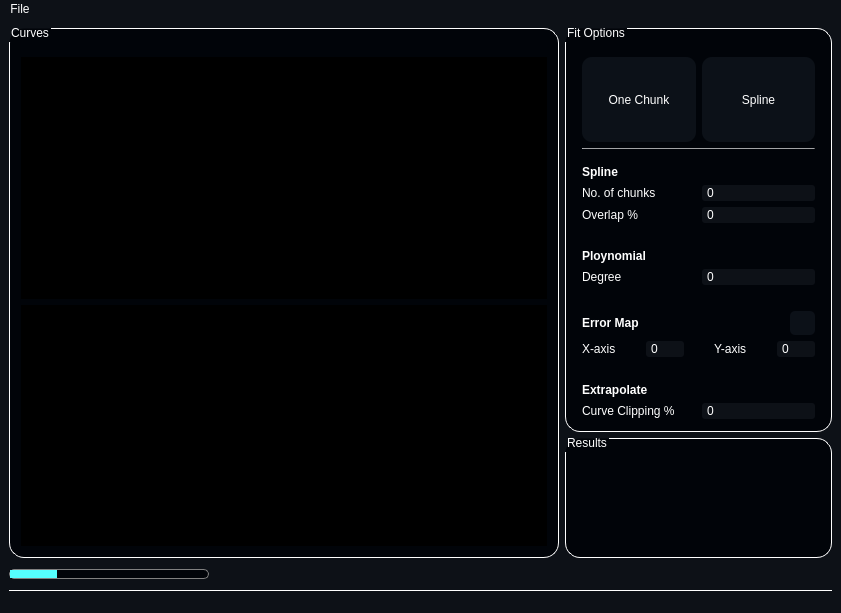
This is resources/curvefittingwindow.ui in Abdullahsaeed10/Curve_Fitter as Qt 5 draws it before an edit. The edited form follows.
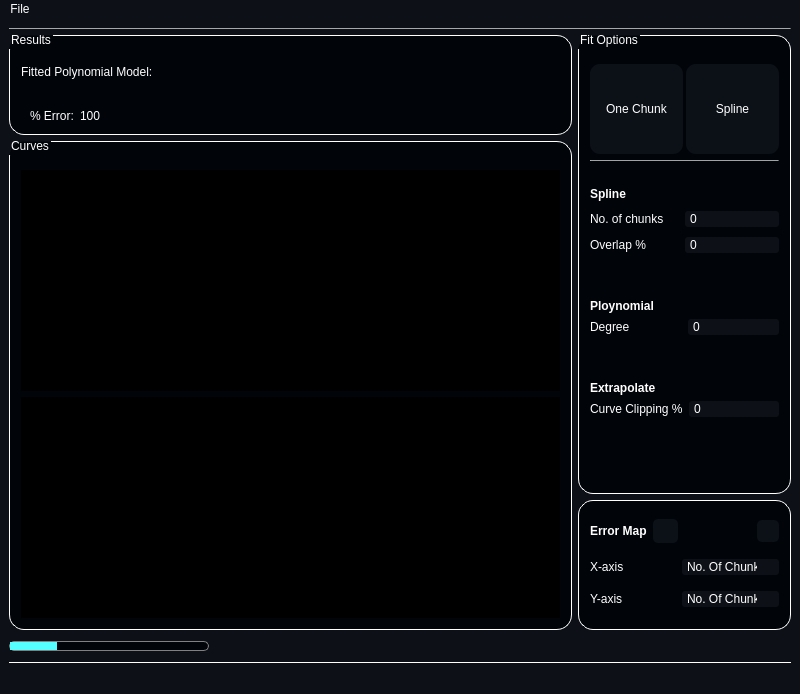
This is the edited form. Icons and pictures are not drawn. Custom widgets are drawn as their Qt base class.

Patch:
```diff
--- a/resources/curvefittingwindow.ui
+++ b/resources/curvefittingwindow.ui
@@ -7,7 +7,7 @@
     <x>0</x>
     <y>0</y>
     <width>800</width>
-    <height>613</height>
+    <height>694</height>
    </rect>
   </property>
   <property name="windowTitle">
@@ -18,11 +18,52 @@
 background-color: rgb(13, 17, 23);</string>
   </property>
   <widget class="QWidget" name="centralwidget">
-   <layout class="QGridLayout" name="gridLayout">
-    <property name="bottomMargin">
-     <number>0</number>
-    </property>
+   <layout class="QGridLayout" name="gridLayout_5">
     <item row="2" column="0">
+     <layout class="QHBoxLayout" name="horizontalLayout_14">
+      <item>
+       <widget class="QProgressBar" name="progressBar">
+        <property name="maximumSize">
+         <size>
+          <width>200</width>
+          <height>10</height>
+         </size>
+        </property>
+        <property name="styleSheet">
+         <string notr="true">QProgressBar:horizontal {
+border: 1px solid gray;
+border-radius: 5px;
+background: #010409;
+}
+QProgressBar::chunk:horizontal {
+border-radius: 5px;
+background: rgb(85, 255, 255);
+}</string>
+        </property>
+        <property name="value">
+         <number>24</number>
+        </property>
+        <property name="textVisible">
+         <bool>false</bool>
+        </property>
+       </widget>
+      </item>
+      <item>
+       <spacer name="horizontalSpacer_7">
+        <property name="orientation">
+         <enum>Qt::Horizontal</enum>
+        </property>
+        <property name="sizeHint" stdset="0">
+         <size>
+          <width>40</width>
+          <height>20</height>
+         </size>
+        </property>
+       </spacer>
+      </item>
+     </layout>
+    </item>
+    <item row="3" column="0">
      <widget class="Line" name="line_2">
       <property name="maximumSize">
        <size>
@@ -38,13 +79,215 @@
       </property>
      </widget>
     </item>
-    <item row="0" column="0">
+    <item row="1" column="0">
      <layout class="QHBoxLayout" name="horizontalLayout">
       <item>
+       <layout class="QVBoxLayout" name="verticalLayout">
+        <item>
+         <widget class="QGroupBox" name="groupBox">
+          <property name="minimumSize">
+           <size>
+            <width>563</width>
+            <height>0</height>
+           </size>
+          </property>
+          <property name="maximumSize">
+           <size>
+            <width>16777215</width>
+            <height>100</height>
+           </size>
+          </property>
+          <property name="styleSheet">
+           <string notr="true">QGroupBox {
+background-color: rgb(1, 4, 9);
+border: 1.2px solid #ffffff;
+border-style: outset;
+border-radius: 15px;
+}
+QGroupBox::title  {
+    subcontrol-origin: margin;
+    subcontrol-position: top left;
+    padding: -5px 0px 0px 0px;
+    color: rgb(255, 255, 255);
+}</string>
+          </property>
+          <property name="title">
+           <string>Results</string>
+          </property>
+          <layout class="QGridLayout" name="gridLayout_4">
+           <item row="0" column="0">
+            <layout class="QVBoxLayout" name="verticalLayout_4">
+             <property name="spacing">
+              <number>0</number>
+             </property>
+             <item>
+              <widget class="QLabel" name="label">
+               <property name="maximumSize">
+                <size>
+                 <width>16777215</width>
+                 <height>15</height>
+                </size>
+               </property>
+               <property name="styleSheet">
+                <string notr="true">background-color: transparent;</string>
+               </property>
+               <property name="text">
+                <string>Fitted Polynomial Model:</string>
+               </property>
+              </widget>
+             </item>
+             <item>
+              <layout class="QHBoxLayout" name="horizontalLayout_16">
+               <item>
+                <widget class="QWidget" name="widget" native="true">
+                 <property name="styleSheet">
+                  <string notr="true">background-color: transparent;</string>
+                 </property>
+                 <layout class="QVBoxLayout" name="latex_box">
+                  <property name="topMargin">
+                   <number>0</number>
+                  </property>
+                  <property name="bottomMargin">
+                   <number>0</number>
+                  </property>
+                 </layout>
+                </widget>
+               </item>
+               <item>
+                <widget class="QSpinBox" name="polynomial_equation_spinBox">
+                 <property name="sizePolicy">
+                  <sizepolicy hsizetype="Minimum" vsizetype="Minimum">
+                   <horstretch>0</horstretch>
+                   <verstretch>0</verstretch>
+                  </sizepolicy>
+                 </property>
+                 <property name="maximumSize">
+                  <size>
+                   <width>20</width>
+                   <height>16777215</height>
+                  </size>
+                 </property>
+                 <property name="styleSheet">
+                  <string notr="true">QSpinBox {
+	padding-left: 3;
+	border-radius: 3px;	
+	color: transparent;
+	background-color: transparent;
+	selection-background-color: transparent;
+}
+
+QSpinBox::up-button {
+    subcontrol-origin: border;
+    subcontrol-position: top right; /* position at the top right corner */
+
+    width: 16px; /* 16 + 2*1px border-width = 15px padding + 3px parent border */
+    border-width: 1px;
+}
+
+QSpinBox::up-button:hover {
+   background-color: rgba(255, 255, 255, 50);
+}
+
+QSpinBox::up-arrow {
+    image: url(:/newPrefix/Arrowhead-Top-256.png);
+    width: 6px;
+    height: 6px;
+}
+
+QSpinBox::down-button {
+    subcontrol-origin: border;
+    subcontrol-position: bottom right; /* position at bottom right corner */
+
+    width: 16px;
+    border-width: 1px;
+    border-top-width: 0;
+}
+
+QSpinBox::down-button:hover {
+	background-color: rgba(255, 255, 255, 50);
+}
+
+QSpinBox::down-arrow {
+    image: url(:/newPrefix/Arrowhead-nottop-256.png);
+    width: 6px;
+    height: 6px;
+}</string>
+                 </property>
+                 <property name="maximum">
+                  <number>9</number>
+                 </property>
+                </widget>
+               </item>
+              </layout>
+             </item>
+            </layout>
+           </item>
+           <item row="1" column="0">
+            <widget class="QWidget" name="widget" native="true">
+             <property name="maximumSize">
+              <size>
+               <width>16777215</width>
+               <height>15</height>
+              </size>
+             </property>
+             <property name="styleSheet">
+              <string notr="true">background-color: transparent;</string>
+             </property>
+             <layout class="QHBoxLayout" name="horizontalLayout_23">
+              <property name="topMargin">
+               <number>0</number>
+              </property>
+              <property name="bottomMargin">
+               <number>0</number>
+              </property>
+              <item>
+               <layout class="QHBoxLayout" name="horizontalLayout_22">
+                <item>
+                 <widget class="QLabel" name="label_2">
+                  <property name="styleSheet">
+                   <string notr="true">background-color: transparent;</string>
+                  </property>
+                  <property name="text">
+                   <string>% Error:</string>
+                  </property>
+                 </widget>
+                </item>
+                <item>
+                 <widget class="QLabel" name="percentage_error_label">
+                  <property name="styleSheet">
+                   <string notr="true">background-color: transparent;</string>
+                  </property>
+                  <property name="text">
+                   <string>100</string>
+                  </property>
+                 </widget>
+                </item>
+               </layout>
+              </item>
+              <item>
+               <spacer name="horizontalSpacer_3">
+                <property name="orientation">
+                 <enum>Qt::Horizontal</enum>
+                </property>
+                <property name="sizeHint" stdset="0">
+                 <size>
+                  <width>40</width>
+                  <height>20</height>
+                 </size>
+                </property>
+               </spacer>
+              </item>
+             </layout>
+            </widget>
+           </item>
+          </layout>
+         </widget>
+        </item>
+        <item>
        <widget class="QGroupBox" name="groupBox_2">
         <property name="minimumSize">
          <size>
-          <width>550</width>
+            <width>563</width>
           <height>0</height>
          </size>
         </property>
@@ -87,20 +330,16 @@
         </layout>
        </widget>
       </item>
+       </layout>
+      </item>
       <item>
-       <layout class="QVBoxLayout" name="verticalLayout">
+       <layout class="QVBoxLayout" name="verticalLayout_10">
         <item>
          <widget class="QGroupBox" name="groupBox_3">
-          <property name="minimumSize">
-           <size>
-            <width>0</width>
-            <height>400</height>
-           </size>
-          </property>
           <property name="maximumSize">
            <size>
             <width>300</width>
-            <height>450</height>
+            <height>500</height>
            </size>
           </property>
           <property name="styleSheet">
@@ -120,28 +359,20 @@
           <property name="title">
            <string>Fit Options</string>
           </property>
-          <layout class="QGridLayout" name="gridLayout_2">
-           <property name="bottomMargin">
-            <number>0</number>
+          <layout class="QVBoxLayout" name="verticalLayout_9">
+           <property name="spacing">
+            <number>26</number>
            </property>
-           <item row="0" column="0">
-            <layout class="QVBoxLayout" name="verticalLayout_5">
-             <property name="leftMargin">
-              <number>5</number>
+           <item>
+            <layout class="QVBoxLayout" name="verticalLayout_2">
+             <property name="spacing">
+              <number>6</number>
              </property>
-             <property name="topMargin">
-              <number>0</number>
-             </property>
-             <property name="rightMargin">
-              <number>5</number>
-             </property>
-             <property name="bottomMargin">
-              <number>0</number>
-             </property>
              <item>
-              <layout class="QVBoxLayout" name="verticalLayout_4">
-               <item>
-                <layout class="QHBoxLayout" name="horizontalLayout_4">
+              <layout class="QHBoxLayout" name="horizontalLayout_2">
+               <property name="spacing">
+                <number>3</number>
+               </property>
                  <item>
                   <widget class="QToolButton" name="chunk_button">
                    <property name="sizePolicy">
@@ -152,8 +383,8 @@
                    </property>
                    <property name="minimumSize">
                     <size>
-                     <width>85</width>
-                     <height>85</height>
+                   <width>0</width>
+                   <height>90</height>
                     </size>
                    </property>
                    <property name="styleSheet">
@@ -204,8 +435,8 @@
                    </property>
                    <property name="minimumSize">
                     <size>
-                     <width>85</width>
-                     <height>85</height>
+                   <width>0</width>
+                   <height>90</height>
                     </size>
                    </property>
                    <property name="styleSheet">
@@ -266,25 +497,12 @@
                </item>
               </layout>
              </item>
-             <item>
-              <spacer name="horizontalSpacer_8">
-               <property name="orientation">
-                <enum>Qt::Horizontal</enum>
-               </property>
-               <property name="sizeHint" stdset="0">
-                <size>
-                 <width>40</width>
-                 <height>10</height>
-                </size>
-               </property>
-              </spacer>
-             </item>
              <item>
               <widget class="QWidget" name="spline_options_widget" native="true">
                <property name="styleSheet">
                 <string notr="true">background-color: transparent;</string>
                </property>
-               <layout class="QVBoxLayout" name="verticalLayout_2">
+             <layout class="QGridLayout" name="gridLayout_2">
                 <property name="leftMargin">
                  <number>0</number>
                 </property>
@@ -297,24 +515,24 @@
                 <property name="bottomMargin">
                  <number>0</number>
                 </property>
-                <item>
-                 <widget class="QLabel" name="SPLINE_label">
-                  <property name="maximumSize">
+              <property name="verticalSpacing">
+               <number>10</number>
+              </property>
+              <item row="3" column="0">
+               <spacer name="horizontalSpacer">
+                <property name="orientation">
+                 <enum>Qt::Horizontal</enum>
+                </property>
+                <property name="sizeHint" stdset="0">
                    <size>
-                    <width>16777215</width>
+                  <width>40</width>
                     <height>20</height>
                    </size>
                   </property>
-                  <property name="styleSheet">
-                   <string notr="true">background-color: transparent;</string>
-                  </property>
-                  <property name="text">
-                   <string>&lt;html&gt;&lt;head/&gt;&lt;body&gt;&lt;p&gt;&lt;span style=&quot; font-size:9pt; font-weight:600;&quot;&gt;Spline&lt;/span&gt;&lt;/p&gt;&lt;/body&gt;&lt;/html&gt;</string>
-                  </property>
-                 </widget>
-                </item>
-                <item>
-                 <layout class="QHBoxLayout" name="horizontalLayout_2">
+               </spacer>
+              </item>
+              <item row="1" column="0">
+               <layout class="QHBoxLayout" name="horizontalLayout_3">
                   <item>
                    <widget class="QLabel" name="NoChunkslabel">
                     <property name="styleSheet">
@@ -376,8 +594,24 @@
                   </item>
                  </layout>
                 </item>
-                <item>
-                 <layout class="QHBoxLayout" name="horizontalLayout_10">
+              <item row="0" column="0">
+               <widget class="QLabel" name="SPLINE_label">
+                <property name="maximumSize">
+                 <size>
+                  <width>16777215</width>
+                  <height>20</height>
+                 </size>
+                </property>
+                <property name="styleSheet">
+                 <string notr="true">background-color: transparent;</string>
+                </property>
+                <property name="text">
+                 <string>&lt;html&gt;&lt;head/&gt;&lt;body&gt;&lt;p&gt;&lt;span style=&quot; font-size:9pt; font-weight:600;&quot;&gt;Spline&lt;/span&gt;&lt;/p&gt;&lt;/body&gt;&lt;/html&gt;</string>
+                </property>
+               </widget>
+              </item>
+              <item row="2" column="0">
+               <layout class="QHBoxLayout" name="horizontalLayout_4">
                   <item>
                    <widget class="QLabel" name="NoChunkslabel_3">
                     <property name="styleSheet">
@@ -442,24 +676,33 @@
                   </item>
                  </layout>
                 </item>
-                <item>
-                 <spacer name="horizontalSpacer_2">
-                  <property name="orientation">
-                   <enum>Qt::Horizontal</enum>
-                  </property>
-                  <property name="sizeHint" stdset="0">
-                   <size>
-                    <width>40</width>
-                    <height>20</height>
-                   </size>
-                  </property>
-                 </spacer>
-                </item>
                </layout>
               </widget>
              </item>
              <item>
+            <widget class="QWidget" name="widget" native="true">
+             <property name="maximumSize">
+              <size>
+               <width>16777215</width>
+               <height>70</height>
+              </size>
+             </property>
+             <property name="styleSheet">
+              <string notr="true">background-color: transparent;</string>
+             </property>
               <layout class="QVBoxLayout" name="verticalLayout_3">
+              <property name="leftMargin">
+               <number>0</number>
+              </property>
+              <property name="topMargin">
+               <number>0</number>
+              </property>
+              <property name="rightMargin">
+               <number>0</number>
+              </property>
+              <property name="bottomMargin">
+               <number>0</number>
+              </property>
                <item>
                 <widget class="QLabel" name="label_4">
                  <property name="maximumSize">
@@ -477,7 +720,7 @@
                 </widget>
                </item>
                <item>
-                <layout class="QHBoxLayout" name="horizontalLayout_3">
+               <layout class="QHBoxLayout" name="horizontalLayout_5">
                  <item>
                   <widget class="QLabel" name="label_5">
                    <property name="styleSheet">
@@ -494,6 +737,8 @@
                     <string notr="true">QSpinBox {
 	padding-left: 3;
 	border-radius: 3px;	
+	
+	background-color: rgb(13, 17, 23);
 	selection-background-color: transparent;
 }
 
@@ -535,16 +780,17 @@
 }</string>
                    </property>
                    <property name="maximum">
-                    <number>1000</number>
+                   <number>9</number>
                    </property>
                   </widget>
                  </item>
                 </layout>
                </item>
               </layout>
+            </widget>
              </item>
              <item>
-              <spacer name="horizontalSpacer_3">
+            <spacer name="horizontalSpacer_2">
                <property name="orientation">
                 <enum>Qt::Horizontal</enum>
                </property>
@@ -557,228 +803,29 @@
               </spacer>
              </item>
              <item>
-              <layout class="QVBoxLayout" name="verticalLayout_9">
-               <property name="spacing">
-                <number>6</number>
-               </property>
-               <item>
-                <layout class="QHBoxLayout" name="horizontalLayout_16">
-                 <item>
-                  <widget class="QLabel" name="label_8">
+            <widget class="QWidget" name="widget" native="true">
                    <property name="maximumSize">
                     <size>
                      <width>16777215</width>
-                     <height>20</height>
+               <height>70</height>
                     </size>
                    </property>
                    <property name="styleSheet">
                     <string notr="true">background-color: transparent;</string>
                    </property>
-                   <property name="text">
-                    <string>&lt;html&gt;&lt;head/&gt;&lt;body&gt;&lt;p&gt;&lt;span style=&quot; font-size:9pt; font-weight:600;&quot;&gt;Error Map&lt;/span&gt;&lt;/p&gt;&lt;/body&gt;&lt;/html&gt;</string>
-                   </property>
-                  </widget>
-                 </item>
-                 <item alignment="Qt::AlignRight">
-                  <widget class="QPushButton" name="error_button">
-                   <property name="maximumSize">
-                    <size>
-                     <width>25</width>
-                     <height>25</height>
-                    </size>
-                   </property>
-                   <property name="styleSheet">
-                    <string notr="true">QPushButton {
-    border-radius: 5px;
-    border-style: outset;
-    image: url(:/newPrefix/show.png);
-    background: rgb(12, 17, 24);
-	padding: 5;
-    }
-
-QPushButton:hover {
-    background: rgb(63, 95, 127)
-    }
-
-QPushButton:pressed {
-    border-style: inset;
-	image: url(:/newPrefix/hide.png);
-    background: rgb(63, 95, 127)
-    }</string>
-                   </property>
-                   <property name="text">
-                    <string/>
-                   </property>
-                   <property name="iconSize">
-                    <size>
-                     <width>20</width>
-                     <height>20</height>
-                    </size>
-                   </property>
-                   <property name="checkable">
-                    <bool>true</bool>
-                   </property>
-                   <property name="checked">
-                    <bool>false</bool>
-                   </property>
-                  </widget>
-                 </item>
-                </layout>
-               </item>
-               <item>
-                <layout class="QHBoxLayout" name="horizontalLayout_13">
-                 <property name="spacing">
-                  <number>30</number>
-                 </property>
-                 <item>
-                  <layout class="QHBoxLayout" name="horizontalLayout_11">
-                   <item>
-                    <widget class="QLabel" name="NoChunkslabel_4">
-                     <property name="styleSheet">
-                      <string notr="true">background-color: transparent;</string>
-                     </property>
-                     <property name="text">
-                      <string>X-axis</string>
-                     </property>
-                    </widget>
-                   </item>
-                   <item>
-                    <widget class="QSpinBox" name="error_xaxis_spinBox">
-                     <property name="styleSheet">
-                      <string notr="true">QSpinBox {
-	padding-left: 3;
-	border-radius: 3px;	
-	selection-background-color: transparent;
-}
-
-QSpinBox::up-button {
-    subcontrol-origin: border;
-    subcontrol-position: top right; /* position at the top right corner */
-
-    width: 16px; /* 16 + 2*1px border-width = 15px padding + 3px parent border */
-    border-width: 1px;
-}
-
-QSpinBox::up-button:hover {
-   background-color: rgba(255, 255, 255, 50);
-}
-
-QSpinBox::up-arrow {
-    image: url(:/newPrefix/Arrowhead-Top-256.png);
-    width: 6px;
-    height: 6px;
-}
-
-QSpinBox::down-button {
-    subcontrol-origin: border;
-    subcontrol-position: bottom right; /* position at bottom right corner */
-
-    width: 16px;
-    border-width: 1px;
-    border-top-width: 0;
-}
-
-QSpinBox::down-button:hover {
-	background-color: rgba(255, 255, 255, 50);
-}
-
-QSpinBox::down-arrow {
-    image: url(:/newPrefix/Arrowhead-nottop-256.png);
-    width: 6px;
-    height: 6px;
-}</string>
-                     </property>
-                     <property name="maximum">
-                      <number>25</number>
-                     </property>
-                    </widget>
-                   </item>
-                  </layout>
-                 </item>
-                 <item>
-                  <layout class="QHBoxLayout" name="horizontalLayout_12">
-                   <item>
-                    <widget class="QLabel" name="NoChunkslabel_5">
-                     <property name="styleSheet">
-                      <string notr="true">background-color: transparent;</string>
-                     </property>
-                     <property name="text">
-                      <string>Y-axis</string>
-                     </property>
-                    </widget>
-                   </item>
-                   <item>
-                    <widget class="QSpinBox" name="error_yaxis_spinBox">
-                     <property name="styleSheet">
-                      <string notr="true">QSpinBox {
-	padding-left: 3;
-	border-radius: 3px;	
-	selection-background-color: transparent;
-}
-
-QSpinBox::up-button {
-    subcontrol-origin: border;
-    subcontrol-position: top right; /* position at the top right corner */
-
-    width: 16px; /* 16 + 2*1px border-width = 15px padding + 3px parent border */
-    border-width: 1px;
-}
-
-QSpinBox::up-button:hover {
-   background-color: rgba(255, 255, 255, 50);
-}
-
-QSpinBox::up-arrow {
-    image: url(:/newPrefix/Arrowhead-Top-256.png);
-    width: 6px;
-    height: 6px;
-}
-
-QSpinBox::down-button {
-    subcontrol-origin: border;
-    subcontrol-position: bottom right; /* position at bottom right corner */
-
-    width: 16px;
-    border-width: 1px;
-    border-top-width: 0;
-}
-
-QSpinBox::down-button:hover {
-	background-color: rgba(255, 255, 255, 50);
-}
-
-QSpinBox::down-arrow {
-    image: url(:/newPrefix/Arrowhead-nottop-256.png);
-    width: 6px;
-    height: 6px;
-}</string>
-                     </property>
-                     <property name="maximum">
-                      <number>25</number>
-                     </property>
-                    </widget>
-                   </item>
-                  </layout>
-                 </item>
-                </layout>
-               </item>
-              </layout>
-             </item>
-             <item>
-              <spacer name="horizontalSpacer">
-               <property name="orientation">
-                <enum>Qt::Horizontal</enum>
-               </property>
-               <property name="sizeHint" stdset="0">
-                <size>
-                 <width>40</width>
-                 <height>20</height>
-                </size>
-               </property>
-              </spacer>
-             </item>
-             <item>
-              <layout class="QVBoxLayout" name="verticalLayout_10">
+             <layout class="QVBoxLayout" name="verticalLayout_5">
+              <property name="leftMargin">
+               <number>0</number>
+              </property>
+              <property name="topMargin">
+               <number>0</number>
+              </property>
+              <property name="rightMargin">
+               <number>0</number>
+              </property>
+              <property name="bottomMargin">
+               <number>0</number>
+              </property>
                <item>
                 <widget class="QLabel" name="label_9">
                  <property name="maximumSize">
@@ -813,6 +860,8 @@
                     <string notr="true">QSpinBox {
 	padding-left: 3;
 	border-radius: 3px;	
+	
+	background-color: rgb(13, 17, 23);
 	selection-background-color: transparent;
 }
 
@@ -864,6 +913,7 @@
                 </layout>
                </item>
               </layout>
+            </widget>
              </item>
              <item>
               <spacer name="verticalSpacer">
@@ -879,22 +929,20 @@
               </spacer>
              </item>
             </layout>
-           </item>
-          </layout>
          </widget>
         </item>
         <item>
-         <widget class="QGroupBox" name="groupBox">
+         <widget class="QGroupBox" name="groupBox_4">
           <property name="minimumSize">
            <size>
             <width>0</width>
-            <height>120</height>
+            <height>130</height>
            </size>
           </property>
           <property name="maximumSize">
            <size>
             <width>300</width>
-            <height>300</height>
+            <height>16777215</height>
            </size>
           </property>
           <property name="styleSheet">
@@ -912,50 +960,76 @@
 }</string>
           </property>
           <property name="title">
-           <string>Results</string>
+           <string/>
           </property>
-          <layout class="QGridLayout" name="gridLayout_4">
+          <layout class="QGridLayout" name="gridLayout">
+           <property name="topMargin">
+            <number>3</number>
+           </property>
            <item row="0" column="0">
-            <layout class="QVBoxLayout" name="latex_box"/>
-           </item>
-          </layout>
-         </widget>
-        </item>
-       </layout>
-      </item>
-     </layout>
-    </item>
-    <item row="1" column="0">
-     <layout class="QHBoxLayout" name="horizontalLayout_14">
+            <layout class="QHBoxLayout" name="horizontalLayout_7">
+             <item>
+              <widget class="QLabel" name="label_8">
+               <property name="maximumSize">
+                <size>
+                 <width>16777215</width>
+                 <height>20</height>
+                </size>
+               </property>
+               <property name="styleSheet">
+                <string notr="true">background-color: transparent;</string>
+               </property>
+               <property name="text">
+                <string>&lt;html&gt;&lt;head/&gt;&lt;body&gt;&lt;p&gt;&lt;span style=&quot; font-size:9pt; font-weight:600;&quot;&gt;Error Map&lt;/span&gt;&lt;/p&gt;&lt;/body&gt;&lt;/html&gt;</string>
+               </property>
+              </widget>
+             </item>
       <item>
-       <widget class="QProgressBar" name="progressBar">
+              <widget class="QPushButton" name="error_button">
         <property name="maximumSize">
          <size>
-          <width>200</width>
-          <height>10</height>
+                 <width>25</width>
+                 <height>25</height>
          </size>
         </property>
         <property name="styleSheet">
-         <string notr="true">QProgressBar:horizontal {
-border: 1px solid gray;
-border-radius: 5px;
-background: #010409;
-}
-QProgressBar::chunk:horizontal {
-border-radius: 5px;
-background: rgb(85, 255, 255);
-}</string>
-        </property>
-        <property name="value">
-         <number>24</number>
-        </property>
-        <property name="textVisible">
+                <string notr="true">QPushButton {
+    border-radius: 5px;
+    border-style: outset;
+    image: url(:/newPrefix/show.png);
+    background: rgb(12, 17, 24);
+	padding: 5;
+    }
+
+QPushButton:hover {
+    background: rgb(63, 95, 127)
+    }
+
+QPushButton:pressed {
+    border-style: inset;
+	image: url(:/newPrefix/hide.png);
+    background: rgb(63, 95, 127)
+    }</string>
+               </property>
+               <property name="text">
+                <string/>
+               </property>
+               <property name="iconSize">
+                <size>
+                 <width>20</width>
+                 <height>20</height>
+                </size>
+               </property>
+               <property name="checkable">
+                <bool>true</bool>
+               </property>
+               <property name="checked">
          <bool>false</bool>
         </property>
        </widget>
       </item>
       <item>
-       <spacer name="horizontalSpacer_7">
+              <spacer name="horizontalSpacer_10">
         <property name="orientation">
          <enum>Qt::Horizontal</enum>
         </property>
@@ -967,7 +1041,188 @@
         </property>
        </spacer>
       </item>
-     </layout>
+             <item>
+              <widget class="QPushButton" name="error_map_apply_button">
+               <property name="maximumSize">
+                <size>
+                 <width>22</width>
+                 <height>22</height>
+                </size>
+               </property>
+               <property name="styleSheet">
+                <string notr="true">QPushButton {
+    border-radius: 5px;
+    border-style: outset;
+    background: rgb(12, 17, 24);
+	padding: 5;
+    }
+
+QPushButton:hover {
+    background: rgb(63, 95, 127)
+    }
+
+QPushButton:pressed {
+    border-style: inset;
+    background: rgb(35, 51, 69)
+    }</string>
+               </property>
+               <property name="text">
+                <string/>
+               </property>
+               <property name="icon">
+                <iconset>
+                 <normaloff>icons/Check-256.png</normaloff>icons/Check-256.png</iconset>
+               </property>
+               <property name="iconSize">
+                <size>
+                 <width>12</width>
+                 <height>12</height>
+                </size>
+               </property>
+               <property name="checkable">
+                <bool>true</bool>
+               </property>
+               <property name="checked">
+                <bool>false</bool>
+               </property>
+              </widget>
+             </item>
+            </layout>
+           </item>
+           <item row="1" column="0">
+            <layout class="QHBoxLayout" name="horizontalLayout_8">
+             <item>
+              <widget class="QLabel" name="NoChunkslabel_4">
+               <property name="styleSheet">
+                <string notr="true">background-color: transparent;</string>
+               </property>
+               <property name="text">
+                <string>X-axis</string>
+               </property>
+              </widget>
+             </item>
+             <item>
+              <widget class="QComboBox" name="comboBox">
+               <property name="styleSheet">
+                <string notr="true">QComboBox
+{
+	border-radius: 3px;
+}
+
+QComboBox::drop-down
+{
+	border-left-color: transparent;
+ }
+
+QComboBox::down-arrow, QSpinBox::down-arrow, QTimeEdit::down-arrow, QDateEdit::down-arrow
+{
+     image: url(:/newPrefix/Arrowhead-nottop-256.png);
+     width: 7px;
+     height: 6px;
+}
+
+QComboBox QAbstractItemView
+{
+    selection-background-color: transparent;
+}</string>
+               </property>
+               <item>
+                <property name="text">
+                 <string>No. Of Chunks</string>
+                </property>
+               </item>
+               <item>
+                <property name="text">
+                 <string>Poly. Order</string>
+                </property>
+               </item>
+               <item>
+                <property name="text">
+                 <string>% Overlap</string>
+                </property>
+               </item>
+              </widget>
+             </item>
+            </layout>
+           </item>
+           <item row="2" column="0">
+            <layout class="QHBoxLayout" name="horizontalLayout_10">
+             <item>
+              <widget class="QLabel" name="NoChunkslabel_5">
+               <property name="styleSheet">
+                <string notr="true">background-color: transparent;</string>
+               </property>
+               <property name="text">
+                <string>Y-axis</string>
+               </property>
+              </widget>
+             </item>
+             <item>
+              <widget class="QComboBox" name="comboBox_3">
+               <property name="styleSheet">
+                <string notr="true">QComboBox
+{
+	border-radius: 3px;
+}
+
+QComboBox::drop-down
+{
+	border-left-color: transparent;
+ }
+
+QComboBox::down-arrow, QSpinBox::down-arrow, QTimeEdit::down-arrow, QDateEdit::down-arrow
+{
+     image: url(:/newPrefix/Arrowhead-nottop-256.png);
+     width: 7px;
+     height: 6px;
+}
+
+QComboBox QAbstractItemView
+{
+    selection-background-color: transparent;
+}</string>
+               </property>
+               <item>
+                <property name="text">
+                 <string>No. Of Chunks</string>
+                </property>
+               </item>
+               <item>
+                <property name="text">
+                 <string>Poly. Order</string>
+                </property>
+               </item>
+               <item>
+                <property name="text">
+                 <string>% Overlap</string>
+                </property>
+               </item>
+              </widget>
+             </item>
+            </layout>
+           </item>
+          </layout>
+         </widget>
+        </item>
+       </layout>
+      </item>
+     </layout>
+    </item>
+    <item row="0" column="0">
+     <widget class="Line" name="line_3">
+      <property name="maximumSize">
+       <size>
+        <width>16777215</width>
+        <height>1</height>
+       </size>
+      </property>
+      <property name="styleSheet">
+       <string notr="true">background-color: rgba(255, 255, 255, 100);</string>
+      </property>
+      <property name="orientation">
+       <enum>Qt::Horizontal</enum>
+      </property>
+     </widget>
     </item>
    </layout>
   </widget>
```
Lines whose indentation alone changed are shown as unchanged.
